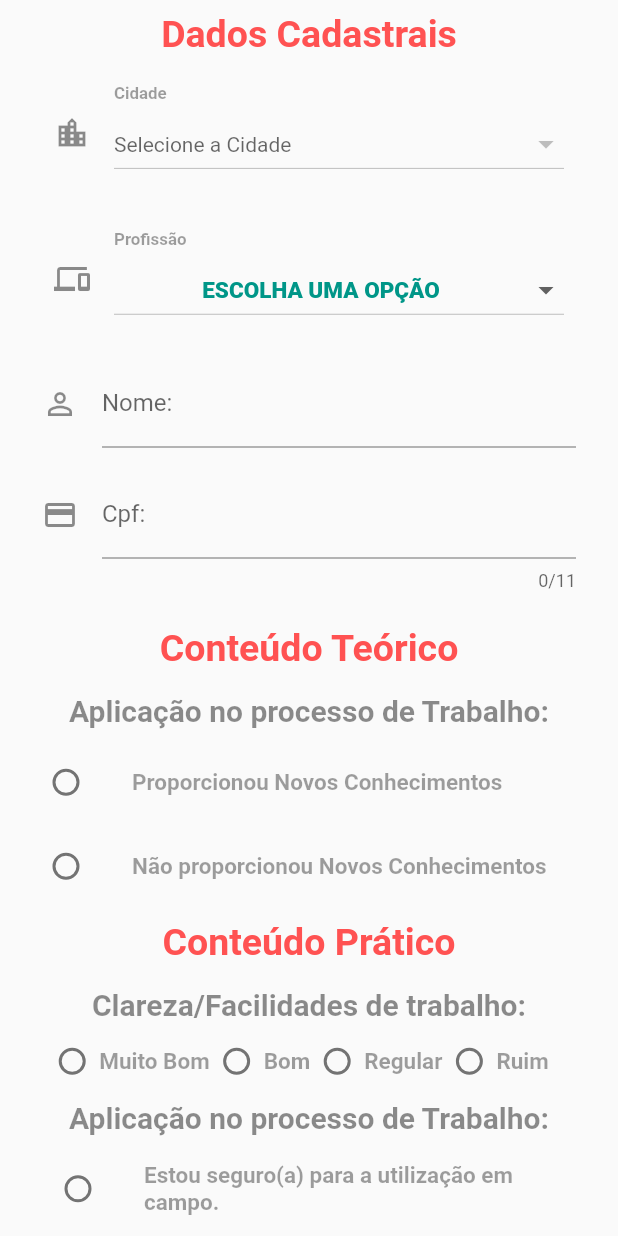
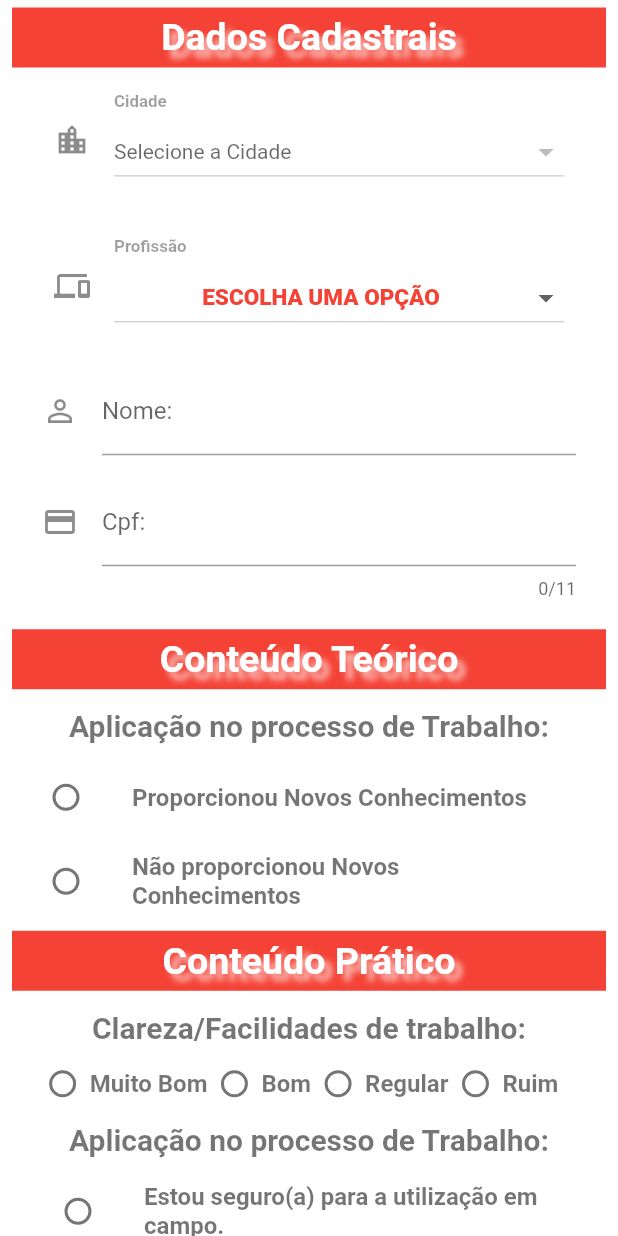
Before and after one commit to MatheusHard/avaliacoes_flutter_2020, a Flutter app: the Cadastro_Avaliacao screen opened directly, on a phone screen of 412 x 824 dp. Run offline on Flutter 3.47's test engine with Material 2 defaults, Android fonts, the phone set to English and light mode, and no system bars; our stand-ins replace curved_navigation_bar, sqflite; missing offline and left inert: cpfcnpj; accounts and stored records are empty; network calls fail.

Commit message:
Designer Cadastro Av

```diff
--- a/lib/main.dart
+++ b/lib/main.dart
@@ -78,7 +78,7 @@ class _HomeState extends State<Home> {
   int _currentIndex = 0;
   final tabs = [
     Center(child: Text("Home")),
-    Center(child: Cadastro_Avaliacao()),
+    Cadastro_Avaliacao(),
     Sincronismo(),
     Center(child: Text("EXIT"))
   ];
@@ -86,11 +86,15 @@ class _HomeState extends State<Home> {
   @override
   Widget build(BuildContext context) {
     return Scaffold(
+      backgroundColor: Colors.white,
       appBar: AppBar(
 
-        title: Text("Avaliações"),
+        title: Text("Avaliações",
+                      style: TextStyle(
+                      color: Colors.white,
+                      fontWeight: FontWeight.bold),),
 
-        backgroundColor: Colors.lightGreen,
+        backgroundColor: Colors.red,
         centerTitle: true,
       ),
       body: tabs[_currentIndex],
@@ -101,8 +105,8 @@ class _HomeState extends State<Home> {
           Icon(Icons.cloud_download, size: 20, color: Colors.white,),
           Icon(Icons.exit_to_app, size: 20, color: Colors.white,),
         ],
-        color: Colors.lightGreen,
-        buttonBackgroundColor: Colors.lightGreen,
+        color: Colors.red,
+        buttonBackgroundColor: Colors.red,
         backgroundColor: Colors.white,
         animationCurve: Curves.easeInCubic,
         animationDuration: Duration(milliseconds: 600),
--- a/lib/ui/cadastro_avaliacao.dart
+++ b/lib/ui/cadastro_avaliacao.dart
@@ -120,7 +120,7 @@ class _Cadastro_AvaliacaoState extends State<Cadastro_Avaliacao> {
               child: Text(profissional.descricao_profisssao.toUpperCase(),
                 style: TextStyle(
                     fontWeight: FontWeight.w800,
-                    color: Colors.teal,
+                    color: Colors.red,
                     fontSize: 15.0
                 ),),
             ),
@@ -163,9 +163,15 @@ class _Cadastro_AvaliacaoState extends State<Cadastro_Avaliacao> {
 
       SingleChildScrollView(
 
+      child: Container(
+        margin: EdgeInsets.all(0.0),
+        color: Colors.white,
         child: Padding(
+
           padding: const EdgeInsets.fromLTRB(8.0, 0, 8.0, 0),
           child: Container(
+            margin: EdgeInsets.all(0.0),
+
             child: Column(
               mainAxisAlignment: MainAxisAlignment.center,
               children: <Widget>[
@@ -1053,11 +1059,7 @@ class _Cadastro_AvaliacaoState extends State<Cadastro_Avaliacao> {
                 /***************************/
                 SizedBox(height: 10.0,),
                 RaisedButton(
-                child: Text("Aperte",
-                  style: TextStyle(
-                      fontSize: 20
-                  ),
-                ),
+
                   onPressed: (){
                       //TODO
                       //Essa Validação pode não funcionar quando dropdown está vazio:
@@ -1067,10 +1069,41 @@ class _Cadastro_AvaliacaoState extends State<Cadastro_Avaliacao> {
                         }}else{
                         Utils().showDefaultSnackbar(context, "Realize o sincronismo para receber aas Cidades!!!");
                       }
-                }
-              ),
+                    },
+                  shape: RoundedRectangleBorder(
+                    borderRadius: BorderRadius.circular(80.0),
+                  ),
+                  padding: EdgeInsets.all(0.0),
+                  child: Ink(
+                    decoration: BoxDecoration(
+                        gradient: LinearGradient(colors:
+                        [ Color(0xFF0D47A1),
+                          Color(0xFF1976D2),
+                          Color(0xFF42A5F5),],
+                            begin: Alignment.centerLeft,
+                            end: Alignment.centerRight
+                        ),
+                        borderRadius: BorderRadius.circular(30.0)
+                    ),
+                    child: Container(
+                      constraints: BoxConstraints( maxWidth: 300.0,minHeight: 50.0),
+                      alignment: Alignment.center,
+                      child: Text("Cadastrar",
+                        textAlign: TextAlign.center,
+                        style: TextStyle(
+                            color: Colors.white,
+                            fontSize: 20.0,
+                            fontStyle: FontStyle.italic,
+                            fontWeight: FontWeight.w600
+                        ),),
+                    ),
+                  ),
+                ),
+                SizedBox(height: 10.0,),
+
 
               ],
+            ),
           ),
         ),
       ),
@@ -1407,12 +1440,31 @@ class _Cadastro_AvaliacaoState extends State<Cadastro_Avaliacao> {
   Padding _textoTitulo(String valor){
 
     Padding texto = Padding(
-        padding: const EdgeInsets.all(8.0),
-        child:  Text(valor,
+
+        padding: const EdgeInsets.fromLTRB(0.0, 5.0, 0.0, 5.0),
+        child:
+
+
+        Container(
+          width: 500,
+          height: 40,
+          alignment: Alignment.center,
+          color: Colors.red,
+          child: Text(valor,
+
                 style: TextStyle(
-              color: Colors.redAccent,
+
+                color: Colors.white,
                 fontSize: 25.0,
-              fontWeight: FontWeight.bold
+                fontWeight: FontWeight.bold,
+              shadows: [
+                Shadow(
+                  blurRadius: 05.0,
+                  color: Colors.white70,
+                  offset: Offset(5.0, 5.0),
+                ),
+              ],
+            ),
           ),
         )
     );
@@ -1424,7 +1476,7 @@ class _Cadastro_AvaliacaoState extends State<Cadastro_Avaliacao> {
         padding: const EdgeInsets.all(8.0),
         child:  Text(valor,
                     style: TextStyle(
-                    color: Colors.black45,
+                    color: Colors.black54,
                     fontSize: 20.0,
                     fontWeight: FontWeight.bold
     ),
@@ -1439,8 +1491,8 @@ class _Cadastro_AvaliacaoState extends State<Cadastro_Avaliacao> {
         padding: const EdgeInsets.fromLTRB(8.0, 0, 8.0, 0),
         child:  Text(valor,
           style: TextStyle(
-              color: Colors.black38,
-              fontSize: 15.0,
+              color: Colors.black54,
+              fontSize: 16.0,
               fontWeight: FontWeight.bold
           ),
         )
@@ -1494,7 +1546,7 @@ if(id == 1) {
     texto,
     style: TextStyle(
         fontWeight: FontWeight.w800,
-        color: Colors.teal,
+        color: Colors.red,
         fontSize: 15.0
     ),);
 
@@ -1503,7 +1555,7 @@ if(id == 1) {
     texto,
     style: TextStyle(
         fontWeight: FontWeight.w800,
-        color: Colors.teal,
+        color: Colors.red,
         fontSize: 15.0
     ),);
     }
--- a/lib/ui/sincronizar_avaliacoes.dart
+++ b/lib/ui/sincronizar_avaliacoes.dart
@@ -58,7 +58,8 @@ class _SincronismoState extends State<Sincronismo> {
           );
         },
       ),*/
-          RaisedButton(
+          Center(
+            child: RaisedButton(
 
               onPressed:  () => _sincronizar(context),
               shape: RoundedRectangleBorder(
@@ -67,7 +68,8 @@ class _SincronismoState extends State<Sincronismo> {
               padding: EdgeInsets.all(0.0),
               child: Ink(
                 decoration: BoxDecoration(
-                  gradient: LinearGradient(colors: [ Color(0xFF0D47A1),
+                    gradient: LinearGradient(colors:
+                    [ Color(0xFF0D47A1),
                       Color(0xFF1976D2),
                       Color(0xFF42A5F5),],
                         begin: Alignment.centerLeft,
@@ -81,8 +83,12 @@ class _SincronismoState extends State<Sincronismo> {
                   child: Text("Sincronizar",
                     textAlign: TextAlign.center,
                     style: TextStyle(
-                      color: Colors.white
+                        color: Colors.white,
+                        fontSize: 20.0,
+                        fontStyle: FontStyle.italic,
+                        fontWeight: FontWeight.w600
                     ),),
+                ),
               ),
             ),
           )
```
Lines whose indentation alone changed are shown as unchanged.
